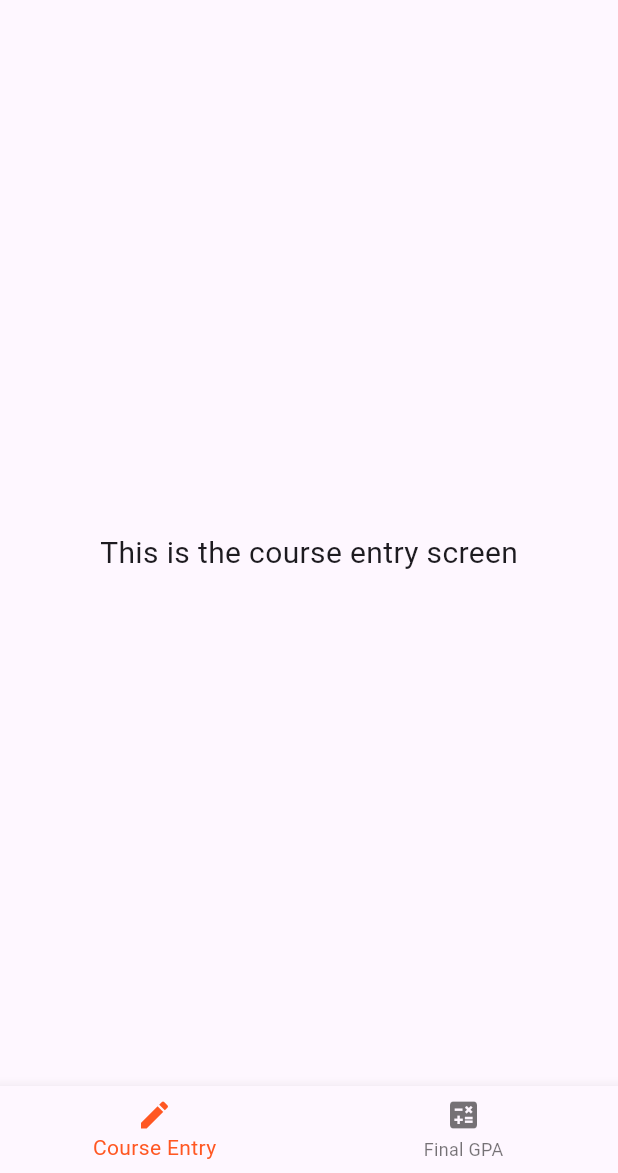
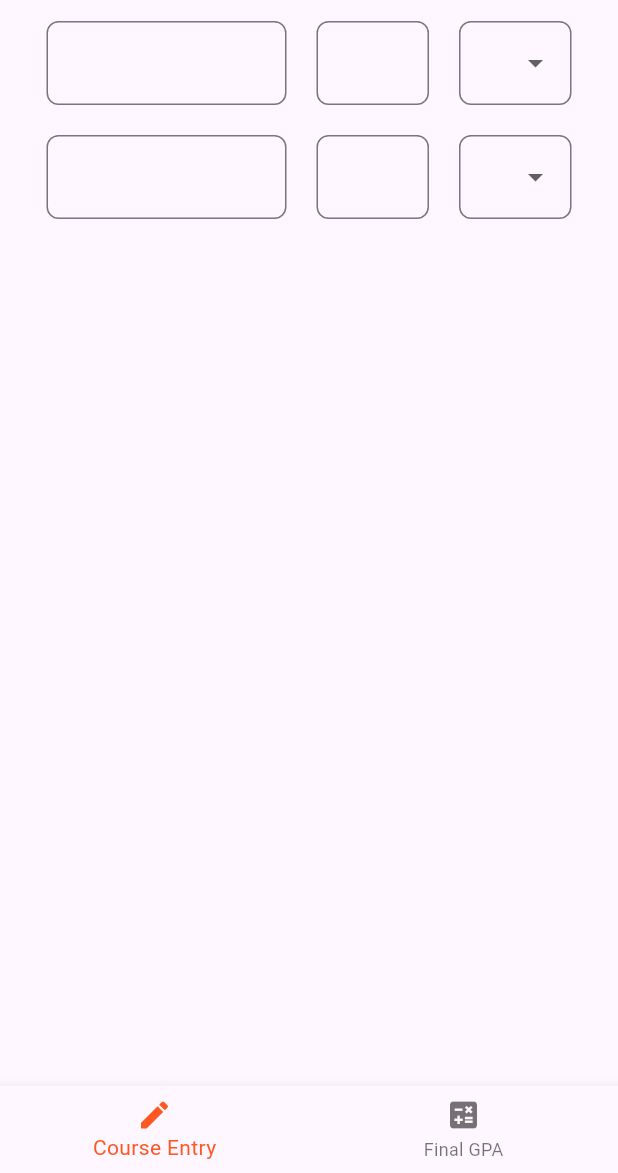
Before and after one commit to NavvAbhishek/GPA-Flow, a Flutter app: the screen it shows after launch, on a phone screen of 412 x 824 dp, the part 63-1236 px from its top. Run offline on Flutter 3.47's test engine with Material 3 defaults, Android fonts, the phone set to English and light mode, and no system bars; our stand-ins replace get.

Commit message:
add input fields

```diff
--- a/lib/screens/course_entry.dart
+++ b/lib/screens/course_entry.dart
@@ -8,12 +8,142 @@ class CourseEntry extends StatefulWidget {
 }
 
 class _CourseEntryState extends State<CourseEntry> {
+  String? _selectedGrade;
+
+  // List of grade values
+  final List<String> _grades = [
+    '-',
+    'A+',
+    'A',
+    'A-',
+    'B+',
+    'B',
+    'B-',
+    'C+',
+    'C',
+    'C-',
+    'D+',
+    'D',
+    'D-',
+    'F',
+    'NP'
+  ];
+
   @override
   Widget build(BuildContext context) {
     return Scaffold(
       body: Center(
-        child: Text('This is the course entry screen',
-            style: TextStyle(fontSize: 20)),
+        child: Column(
+          children: [
+            Row(
+              mainAxisSize: MainAxisSize.min,
+              children: [
+                SizedBox(
+                  width: 160,
+                  child: TextField(
+                    decoration: InputDecoration(
+                      border: OutlineInputBorder(
+                        borderRadius: BorderRadius.circular(8.0),
+                      ),
+                    ),
+                  ),
+                ),
+                SizedBox(
+                  width: 20,
+                ),
+                SizedBox(
+                  width: 75,
+                  child: TextField(
+                    decoration: InputDecoration(
+                      border: OutlineInputBorder(
+                        borderRadius: BorderRadius.circular(8.0),
+                      ),
+                    ),
+                  ),
+                ),
+                SizedBox(
+                  width: 20,
+                ),
+                SizedBox(
+                  width: 75,
+                  child: DropdownButtonFormField<String>(
+                      value: _selectedGrade,
+                      decoration: InputDecoration(
+                        border: OutlineInputBorder(
+                          borderRadius: BorderRadius.circular(8.0),
+                        ),
+                      ),
+                      items: _grades.map((grade) {
+                        return DropdownMenuItem<String>(
+                          value: grade,
+                          child: Text(grade),
+                        );
+                      }).toList(),
+                      onChanged: (value) {
+                        setState(() {
+                          _selectedGrade = value;
+                        });
+                      }),
+                ),
+              ],
+            ),
+            SizedBox(
+              height: 20,
+            ),
+            Row(
+              mainAxisSize: MainAxisSize.min,
+              children: [
+                SizedBox(
+                  width: 160,
+                  child: TextField(
+                    decoration: InputDecoration(
+                      border: OutlineInputBorder(
+                        borderRadius: BorderRadius.circular(8.0),
+                      ),
+                    ),
+                  ),
+                ),
+                SizedBox(
+                  width: 20,
+                ),
+                SizedBox(
+                  width: 75,
+                  child: TextField(
+                    decoration: InputDecoration(
+                      border: OutlineInputBorder(
+                        borderRadius: BorderRadius.circular(8.0),
+                      ),
+                    ),
+                  ),
+                ),
+                SizedBox(
+                  width: 20,
+                ),
+                SizedBox(
+                  width: 75,
+                  child: DropdownButtonFormField<String>(
+                      value: _selectedGrade,
+                      decoration: InputDecoration(
+                        border: OutlineInputBorder(
+                          borderRadius: BorderRadius.circular(8.0),
+                        ),
+                      ),
+                      items: _grades.map((grade) {
+                        return DropdownMenuItem<String>(
+                          value: grade,
+                          child: Text(grade),
+                        );
+                      }).toList(),
+                      onChanged: (value) {
+                        setState(() {
+                          _selectedGrade = value;
+                        });
+                      }),
+                ),
+              ],
+            ),
+          ],
+        ),
       ),
     );
   }
```
